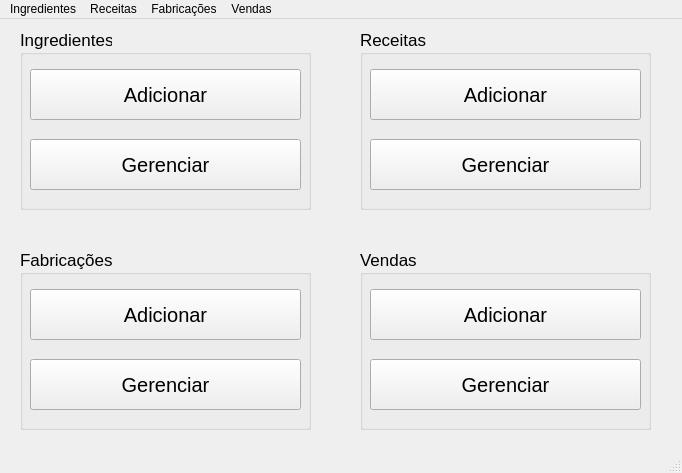
This is tela_principal.ui in lucasHashi/PyQt5-gerenciador-de-vendas-de-comidas as Qt 5 draws it before an edit. The edited form follows.
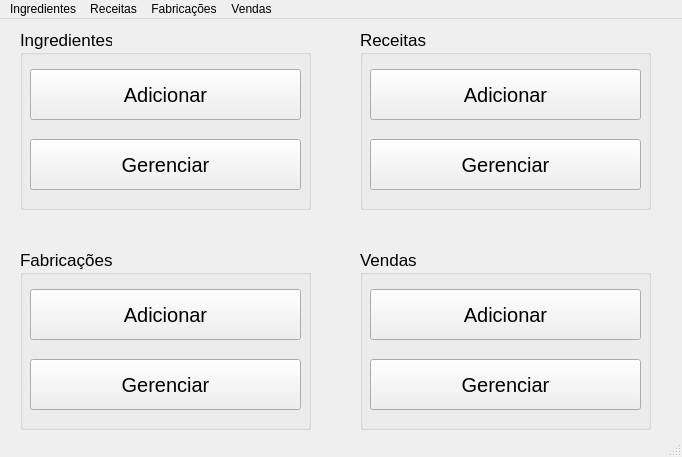
This is the edited form.

Commit message:
Telas do cadastro ingrediente adicionadas
adicionadas/ajeitadas as telas de cadastro de ingrediente e de marca.

```diff
--- a/tela_principal.ui
+++ b/tela_principal.ui
@@ -7,7 +7,7 @@
     <x>0</x>
     <y>0</y>
     <width>682</width>
-    <height>473</height>
+    <height>457</height>
    </rect>
   </property>
   <property name="windowTitle">
```
Left out of the diff: 39 changed lines with no effect on the pictures. The commit also changes 5 other files.
